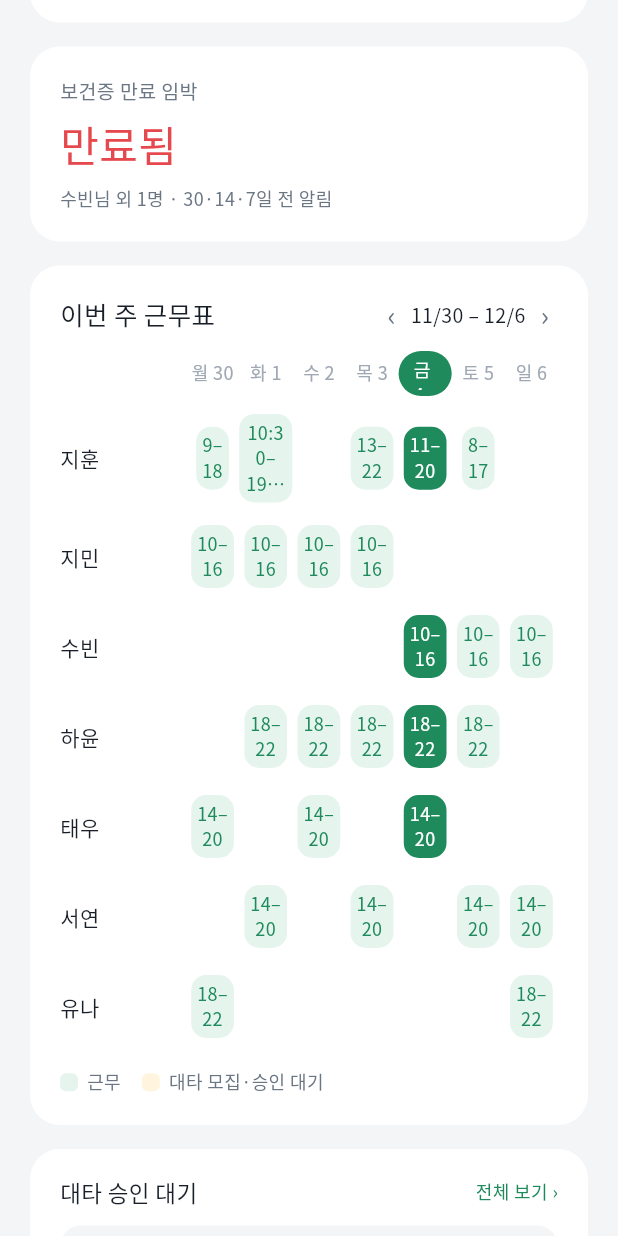
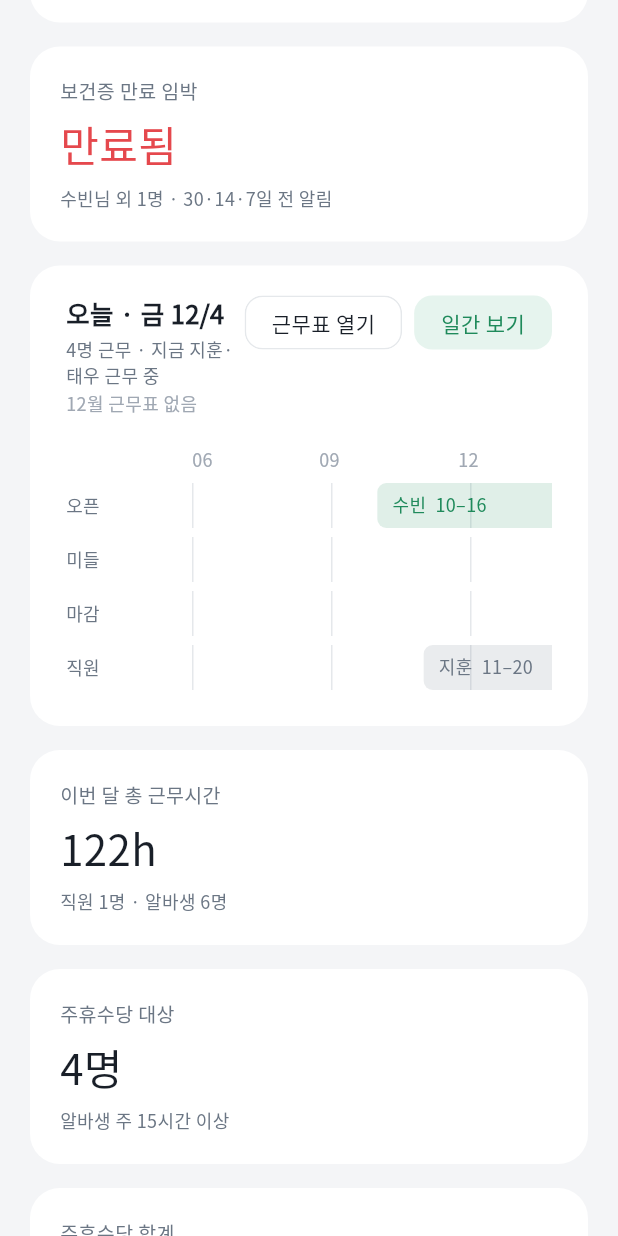
Before and after one commit to ruraeru/donBug, a Flutter app: the WebDashboardScreen widget shown alone on an empty page, opened directly, scrolled down 576 dp, on a phone screen of 412 x 824 dp. Run offline on Flutter 3.47's test engine with Material 3 defaults, Android fonts, the phone set to English and light mode, and no system bars; our stand-ins replace flutter_svg, image_picker, qr_flutter, share_plus, shared_preferences, signature and 1 more; missing offline and left inert: dart:js_interop, flutter_web_auth_2, mobile_scanner; accounts and stored records are empty.

Commit message:
feat(web): autoSchedule-style dashboard schedule
Replace the weekly people x day table with today's timeline (06-24h,
lanes per part plus employees, now line, who is working now, month
schedule status, open editor / day view), month stats (total hours,
weekly holiday pay targets and total) and an employee weekly status card
(7 days, x/40h with confirmed/tentative/leave bar).

Co-Authored-By: Claude Opus 5.5 <noreply@anthropic.com>

```diff
--- a/lib/screens/web/web_dashboard_screen.dart
+++ b/lib/screens/web/web_dashboard_screen.dart
@@ -11,8 +11,10 @@ import 'web_common.dart';
 import 'web_documents_screen.dart';
 import 'web_notice_screen.dart';
 import 'web_shell.dart';
-import 'web_shift_dialog.dart';
 import 'web_staff_screen.dart';
+import 'web_today_strip.dart';
+import 'web_schedules_screen.dart';
+import 'web_schedule_screen.dart' show scheduleSummary;
 
 /// 보건증 주의 대상: 미등록 · 만료 · 30일 이내. 급한 순.
 List<(Staff, int?)> certAlerts(AppStore store) => [
@@ -100,10 +102,16 @@ class _WebDashboardScreenState extends State<WebDashboardScreen> {
         ]),
         WebSplit(
           breakpoint: 1000,
-          left: _WeekCard(
+          left: Column(children: [
+            const _TodayCard(),
+            const SizedBox(height: 16),
+            const _MonthStats(),
+            const SizedBox(height: 16),
+            _StaffWeekCard(
               monday: mondayOf(t).add(Duration(days: 7 * _week)),
               onWeek: (d) => setState(() => _week += d),
             ),
+          ]),
           right: Column(children: [
             _SubstituteCard(subs),
             const SizedBox(height: 16),
@@ -154,19 +162,97 @@ String _shortRange(Shift s) {
   return '${h(s.startMin)}–${h(s.endMin)}';
 }
 
-class _WeekCard extends StatelessWidget {
-  const _WeekCard({required this.monday, required this.onWeek});
+/// 근무표 편집기로 (이번 달, [day] 를 주면 그날 일간 보기).
+void _openEditor(BuildContext context, {DateTime? day}) {
+  final t = AppScope.read(context).today;
+  WebSchedulesScreen.openRequest.value = ym(t);
+  WebSchedulesScreen.openDay.value = day;
+  WebShell.open(context, WebMenu.schedule);
+}
+
+/// 오늘 근무 타임라인 (레퍼런스 Dashboard 의 오늘 카드 + TodayStrip).
+class _TodayCard extends StatelessWidget {
+  const _TodayCard();
+
+  @override
+  Widget build(BuildContext context) {
+    final store = AppScope.of(context);
+    final t = store.today;
+    final nowMin = store.now.hour * 60 + store.now.minute;
+    final shifts = store.scheduleOn(t).where((s) => s.kind == ShiftKind.work).toList();
+    final working = {
+      for (final s in shifts)
+        if (!s.timeTbd && s.startMin <= nowMin && nowMin < s.endMin) store.nameOf(s.staffId)
+    };
+    final ms = store.monthSchedule(ym(t));
+    final tbd = store.state.shifts
+        .where((s) => s.storeId == store.store.id && s.date.startsWith(ym(t)) && s.timeTbd)
+        .length;
+    final status = ms == null
+        ? '${t.month}월 근무표 없음'
+        : '${t.month}월 근무표 · ${ms.status == ScheduleStatus.confirmed ? '확정됨' : '작성 중'}${tbd > 0 ? ' · 미정 $tbd건' : ''}';
+    return AppCard(
+      padding: const EdgeInsets.fromLTRB(24, 20, 24, 24),
+      child: Column(crossAxisAlignment: CrossAxisAlignment.start, children: [
+        Row(crossAxisAlignment: CrossAxisAlignment.start, children: [
+          Expanded(
+            child: Column(crossAxisAlignment: CrossAxisAlignment.start, children: [
+              Text('오늘 · ${weekday(t)} ${t.month}/${t.day}', style: AppText.style(17, FontWeight.w700)),
+              const SizedBox(height: 4),
+              Text(
+                  '${shifts.map((s) => s.staffId).toSet().length}명 근무 · 지금 '
+                  '${working.isEmpty ? '근무자 없음' : '${working.join('·')} 근무 중'}',
+                  style: AppText.style(12, FontWeight.w400, AppColors.textSecondary)),
+              const SizedBox(height: 2),
+              Text(status, style: AppText.style(12, FontWeight.w400, AppColors.textTertiary)),
+            ]),
+          ),
+          Wrap(spacing: 8, runSpacing: 8, children: [
+            WebButton('근무표 열기', style: WebButtonStyle.outline, height: 36, onPressed: () => _openEditor(context)),
+            WebButton('일간 보기', style: WebButtonStyle.soft, height: 36, onPressed: () => _openEditor(context, day: t)),
+          ]),
+        ]),
+        const SizedBox(height: 20),
+        TodayStrip(shifts: shifts, nowMin: nowMin),
+      ]),
+    );
+  }
+}
+
+/// 이번 달 근무표 통계 (레퍼런스 StatStrip). 예상 인건비는 위 KPI 에 있다.
+class _MonthStats extends StatelessWidget {
+  const _MonthStats();
+
+  @override
+  Widget build(BuildContext context) {
+    final store = AppScope.of(context);
+    final t = store.today;
+    final sum = scheduleSummary(store, DateTime(t.year, t.month));
+    final flex = store.activeStaff.where((s) => s.kind.flex).length;
+    return WebRow(children: [
+      _Kpi('이번 달 총 근무시간', hours(sum.workMin), '직원 $flex명 · 알바생 ${store.activeStaff.length - flex}명',
+          onTap: () => _openEditor(context)),
+      _Kpi('주휴수당 대상', '${sum.holidayCount}명', '알바생 주 15시간 이상', onTap: () => _openEditor(context)),
+      _Kpi('주휴수당 합계', wonText(sum.holidayPay), '이번 달 근무표 기준', onTap: () => _openEditor(context)),
+    ]);
+  }
+}
+
+/// 직원(유동 근무) 주간 근무 현황 (레퍼런스 Dashboard 의 직원 근무 현황).
+class _StaffWeekCard extends StatelessWidget {
+  const _StaffWeekCard({required this.monday, required this.onWeek});
 
   final DateTime monday;
   final ValueChanged<int> onWeek;
 
+  static const _weekMin = 40 * 60;
+
   @override
   Widget build(BuildContext context) {
     final store = AppScope.of(context);
+    final staff = store.activeStaff.where((s) => s.kind.flex).toList();
+    if (staff.isEmpty) return const SizedBox.shrink();
     final days = [for (var i = 0; i < 7; i++) monday.add(Duration(days: i))];
-    final sunday = days.last;
-    final weekEmpty =
-        store.activeStaff.isNotEmpty && days.every((d) => store.scheduleOn(d).isEmpty);
     Widget arrow(String g, int d) => InkWell(
           onTap: () => onWeek(d),
           borderRadius: BorderRadius.circular(8),
@@ -176,118 +262,134 @@ class _WeekCard extends StatelessWidget {
           ),
         );
     return AppCard(
-      child: Column(
-        crossAxisAlignment: CrossAxisAlignment.start,
-        children: [
-          Row(children: [
-            Expanded(child: Text('이번 주 근무표', style: AppText.style(17, FontWeight.w500))),
+      padding: EdgeInsets.zero,
+      child: Column(crossAxisAlignment: CrossAxisAlignment.stretch, children: [
+        Padding(
+          padding: const EdgeInsets.fromLTRB(24, 16, 16, 16),
+          child: Row(children: [
+            Expanded(child: Text('직원 근무 현황', style: AppText.style(17, FontWeight.w700))),
             arrow('‹', -1),
-            const SizedBox(width: 4),
-            Text('${monday.month}/${monday.day} – ${sunday.month}/${sunday.day}',
-                style: AppText.style(13, FontWeight.w500)),
-            const SizedBox(width: 4),
+            Text('${md(days.first)}–${md(days.last)}', style: AppText.style(13, FontWeight.w500)),
             arrow('›', 1),
           ]),
-          const SizedBox(height: 12),
-          SizedBox(
-            height: 30,
-            child: Row(children: [
-              const SizedBox(width: 84),
-              for (final d in days)
-                Expanded(
-                  child: Center(
-                    child: d == store.today
-                        ? Pill('${weekday(d)} ${d.day}',
-                            color: AppColors.onPrimary, background: AppColors.primary)
-                        : Text('${weekday(d)} ${d.day}',
-                            style: AppText.style(12, FontWeight.w500, AppColors.textTertiary)),
         ),
-                ),
+        const Divider(height: 1, color: AppColors.border),
+        for (var i = 0; i < staff.length; i++) ...[
+          if (i > 0) const Divider(height: 1, color: AppColors.border),
+          _row(store, staff[i], days),
+        ],
       ]),
-          ),
-          if (store.activeStaff.isEmpty) const EmptyNote('재직 중인 직원이 없어요'),
-          if (weekEmpty) const EmptyNote('이번 주 근무표가 비어 있어요'),
-          for (final s in weekEmpty ? const <Staff>[] : store.activeStaff) ...[
-            const SizedBox(height: 12),
-            ConstrainedBox(
-              constraints: const BoxConstraints(minHeight: 48),
-              child: Row(children: [
-                SizedBox(
-                    width: 84,
-                    child: Text(store.personOf(s).name,
-                        style: AppText.style(14, FontWeight.w500))),
-                for (final d in days)
-                  Expanded(child: _cell(context, store, s, d)),
-              ]),
-            ),
-          ],
-          const SizedBox(height: 18),
-          const Wrap(spacing: 14, children: [
-            _Legend(AppColors.primarySoft, '근무'),
-            _Legend(AppColors.accentSoft, '대타 모집·승인 대기'),
-          ]),
-        ],
-      ),
     );
   }
 
-  Widget _cell(BuildContext context, AppStore store, Staff staff, DateTime day) {
-    final shift = store
-        .shiftsOn(day)
-        .where((x) => x.staffId == staff.id)
-        .firstOrNull;
-    if (shift == null) return const SizedBox();
-    final sub = store.pendingSubFor(shift.id) != null;
-    return Center(
-      child: InkWell(
-        onTap: () => showShiftDialog(context, shift: shift, date: day),
-        borderRadius: BorderRadius.circular(10),
+  Widget _row(AppStore store, Staff st, List<DateTime> days) {
+    var work = 0, tbd = 0, leave = 0;
+    final cells = <Widget>[];
+    for (final d in days) {
+      final list = store.scheduleOfStaff(st.id).where((s) => s.date == ymd(d)).toList();
+      final w = list.where((s) => s.kind == ShiftKind.work).firstOrNull;
+      final isLeave = list.any((s) => s.kind == ShiftKind.leave);
+      for (final s in list) {
+        if (s.kind == ShiftKind.leave) {
+          leave += s.scheduledMinutes;
+        } else if (s.kind == ShiftKind.work) {
+          s.timeTbd ? tbd += s.scheduledMinutes : work += s.scheduledMinutes;
+        }
+      }
+      final (text, fg, bg, dashed) = w != null
+          ? (w.timeTbd ? '미정' : _shortRange(w), AppColors.primary, w.timeTbd ? AppColors.surface : AppColors.primarySoft, w.timeTbd)
+          : isLeave
+              ? ('연차', AppColors.textSecondary, AppColors.bg, false)
+              : ('휴무', AppColors.textTertiary, AppColors.surface, false);
+      final cell = Container(
+        padding: const EdgeInsets.symmetric(vertical: 8, horizontal: 2),
+        decoration: BoxDecoration(
+          color: bg,
+          borderRadius: BorderRadius.circular(8),
+          border: w == null && !isLeave ? Border.all(color: AppColors.border) : null,
+        ),
+        child: Column(children: [
+          Text(weekday(d), style: AppText.style(11, FontWeight.w400, fg)),
+          const SizedBox(height: 2),
+          FittedBox(fit: BoxFit.scaleDown, child: Text(text, style: AppText.style(12, FontWeight.w500, fg))),
+        ]),
+      );
+      cells.add(Expanded(
+        child: Padding(
+          padding: const EdgeInsets.symmetric(horizontal: 3),
+          child: dashed
+              ? CustomPaint(foregroundPainter: const DashedBorderPainter(color: AppColors.primary), child: cell)
+              : cell,
+        ),
+      ));
+    }
+    double seg(int m) => (m / _weekMin).clamp(0.0, 1.0);
+    final caption = [
+      '확정 ${hours(work)}',
+      if (tbd > 0) '미정 ${hours(tbd)}',
+      if (leave > 0) '연차 ${hours(leave)}',
+    ].join(' · ');
+    return Padding(
+      padding: const EdgeInsets.symmetric(horizontal: 24, vertical: 16),
       child: LayoutBuilder(builder: (context, c) {
-          // 칸이 좁으면 줄을 바꿔 글자 크기를 지킨다.
-          final narrow = c.maxWidth < 76;
-          final range = _shortRange(shift);
-          final label = narrow
-              ? '${range.replaceFirst('–', '–\n')}${sub ? '\n대타' : ''}'
-              : '$range${sub ? ' 대타' : ''}';
-          final pad = c.maxWidth < 96 ? const EdgeInsets.symmetric(horizontal: 4, vertical: 4) : null;
-          return sub
-              ? WebTag(label,
-                  maxLines: 3,
-                  padding: pad ?? const EdgeInsets.symmetric(horizontal: 10, vertical: 6),
-                  color: AppColors.accent,
-                  background: AppColors.accentSoft)
-              : day == store.today
-                  ? WebTag(label,
-                      maxLines: 3,
-                      padding: pad ?? const EdgeInsets.symmetric(horizontal: 10, vertical: 6),
-                      color: AppColors.onPrimary,
-                      background: AppColors.primary)
-                  : WebTag(label,
-                      maxLines: 3,
-                      padding: pad ?? const EdgeInsets.symmetric(horizontal: 10, vertical: 6));
+        final who = Row(children: [
+          MemberAvatar(st, size: 36),
+          const SizedBox(width: 10),
+          Expanded(
+            child: Column(crossAxisAlignment: CrossAxisAlignment.start, children: [
+              Row(children: [
+                Flexible(
+                  child: Text(store.personOf(st).name,
+                      overflow: TextOverflow.ellipsis, style: AppText.style(14, FontWeight.w500)),
+                ),
+                const SizedBox(width: 6),
+                WebTag(st.kind.label, fontSize: 11),
+              ]),
+              const SizedBox(height: 2),
+              Text(caption, style: AppText.style(12, FontWeight.w400, AppColors.textSecondary)),
+            ]),
+          ),
+        ]);
+        final total = Column(crossAxisAlignment: CrossAxisAlignment.end, children: [
+          Text.rich(TextSpan(children: [
+            TextSpan(text: hours(work + tbd + leave), style: AppText.style(20, FontWeight.w500)),
+            TextSpan(text: ' / 40h', style: AppText.style(12, FontWeight.w400, AppColors.textSecondary)),
+          ])),
+          const SizedBox(height: 6),
+          ClipRRect(
+            borderRadius: BorderRadius.circular(3),
+            child: SizedBox(
+              width: 110,
+              height: 6,
+              child: ColoredBox(
+                color: AppColors.bg,
+                child: Row(children: [
+                  Container(width: 110 * seg(work), color: AppColors.primary),
+                  Container(width: 110 * seg(tbd), color: AppColors.primarySoft),
+                  Container(width: 110 * seg(leave), color: AppColors.textTertiary),
+                ]),
+              ),
+            ),
+          ),
+        ]);
+        final week = Row(children: cells);
+        if (c.maxWidth < 760) {
+          return Column(crossAxisAlignment: CrossAxisAlignment.stretch, children: [
+            Row(children: [Expanded(child: who), total]),
+            const SizedBox(height: 12),
+            week,
+          ]);
+        }
+        return Row(children: [
+          SizedBox(width: 220, child: who),
+          const SizedBox(width: 16),
+          Expanded(child: week),
+          const SizedBox(width: 16),
+          SizedBox(width: 120, child: total),
+        ]);
       }),
-      ),
     );
   }
-}
-
-class _Legend extends StatelessWidget {
-  const _Legend(this.color, this.label);
-
-  final Color color;
-  final String label;
-
-  @override
-  Widget build(BuildContext context) => Row(mainAxisSize: MainAxisSize.min, children: [
-        Container(
-          width: 12,
-          height: 12,
-          decoration:
-              BoxDecoration(color: color, borderRadius: BorderRadius.circular(4)),
-        ),
-        const SizedBox(width: 6),
-        Text(label, style: AppText.style(12, FontWeight.w400, AppColors.textSecondary)),
-      ]);
 }
 
 class _SubstituteCard extends StatelessWidget {
--- a/lib/screens/web/web_schedule_screen.dart
+++ b/lib/screens/web/web_schedule_screen.dart
@@ -15,7 +15,7 @@ import '../../widgets/common.dart';
 import 'web_common.dart';
 import 'web_download.dart';
 import 'web_schedule_views.dart';
-import 'web_schedules_screen.dart' show parseMonth;
+import 'web_schedules_screen.dart' show parseMonth, WebSchedulesScreen;
 
 /// 월 근무표 합계(옆 패널): 총 근무시간 · 예상 인건비 · 주휴수당 대상(알바생) · 주휴수당 합계.
 class ScheduleSummary {
@@ -80,6 +80,12 @@ class _WebScheduleScreenState extends State<WebScheduleScreen> {
     final today = _store.today;
     _month = widget.month == null ? DateTime(today.year, today.month) : parseMonth(widget.month!);
     _day = _month.year == today.year && _month.month == today.month ? today : _month;
+    final open = WebSchedulesScreen.openDay.value;
+    WebSchedulesScreen.openDay.value = null;
+    if (open != null && open.year == _month.year && open.month == _month.month) {
+      _view = 3;
+      _day = open;
+    }
     // 빌드 중 notify 를 피해 다음 마이크로태스크에서 초안 모드 켬.
     Future.microtask(() => _store.setScheduleDraft(true));
   }
--- a/lib/screens/web/web_schedules_screen.dart
+++ b/lib/screens/web/web_schedules_screen.dart
@@ -15,6 +15,9 @@ class WebSchedulesScreen extends StatefulWidget {
 
   /// 다른 화면(템플릿 적용 등)이 근무표 메뉴로 넘어가며 열 달('yyyy-MM'). 한 번 읽으면 비운다.
   static final ValueNotifier<String?> openRequest = ValueNotifier(null);
+
+  /// 같이 넘길 날짜: 있으면 편집기를 그날 일간 보기로 연다. 편집기가 읽으면 비운다.
+  static final ValueNotifier<DateTime?> openDay = ValueNotifier(null);
 
   @override
   State<WebSchedulesScreen> createState() => _WebSchedulesScreenState();
--- /dev/null
+++ b/lib/screens/web/web_today_strip.dart
@@ -0,0 +1,155 @@
+import 'package:flutter/material.dart';
+
+import '../../data/app_scope.dart';
+import '../../data/format.dart';
+import '../../data/models.dart';
+import '../../theme.dart';
+import 'web_common.dart';
+import 'web_settings_screen.dart' show toneColor;
+
+/// 하루 06~24시 타임라인 (레퍼런스 components/TodayStrip.tsx).
+/// 파트별 줄 + '직원'(파트에 없는 유동 근무) 줄에 사람마다 막대, [nowMin] 이 있으면 지금 시각 세로선.
+class TodayStrip extends StatelessWidget {
+  const TodayStrip({super.key, required this.shifts, this.nowMin});
+
+  final List<Shift> shifts;
+  final int? nowMin;
+
+  static const _from = 6 * 60, _to = 24 * 60, _label = 72.0, _row = 30.0, _minWidth = 640.0;
+  static const _ticks = [6, 9, 12, 15, 18, 21, 24];
+
+  static double _x(int m, double w) => (m.clamp(_from, _to) - _from) / (_to - _from) * w;
+
+  /// '10–16', 정각이 아니면 '14:30'.
+  static String _t(int m) => m % 60 == 0 ? (m ~/ 60).toString().padLeft(2, '0') : hm(m);
+
+  @override
+  Widget build(BuildContext context) {
+    final store = AppScope.of(context);
+    final parts = [...store.store.parts]..sort((a, b) => a.startMin.compareTo(b.startMin));
+    final names = {for (final p in parts) p.name};
+    final lanes = <(String, Color, List<Shift>)>[
+      for (final p in parts) (p.name, toneColor(p.tone), shifts.where((s) => s.part == p.name).toList()),
+      ('직원', AppColors.textSecondary, shifts.where((s) => !names.contains(s.part)).toList()),
+    ].where((l) => l.$3.isNotEmpty).toList();
+    if (lanes.isEmpty) {
+      return Padding(
+        padding: const EdgeInsets.symmetric(vertical: 24),
+        child: Text('이 날은 근무가 없어요',
+            style: AppText.style(14, FontWeight.w400, AppColors.textTertiary)),
+      );
+    }
+    return LayoutBuilder(builder: (context, c) {
+      final width = c.maxWidth < _minWidth ? _minWidth : c.maxWidth;
+      final w = width - _label - 12;
+      Widget lane((String, Color, List<Shift>) l) {
+        final items = [...l.$3]..sort((a, b) => a.startMin.compareTo(b.startMin));
+        return Padding(
+          padding: const EdgeInsets.only(top: 6),
+          child: Row(crossAxisAlignment: CrossAxisAlignment.start, children: [
+            SizedBox(
+              width: _label,
+              child: Padding(
+                padding: const EdgeInsets.only(top: 7),
+                child: Text(l.$1, style: AppText.style(12, FontWeight.w500, AppColors.textSecondary)),
+              ),
+            ),
+            const SizedBox(width: 12),
+            SizedBox(
+              width: w,
+              height: items.length * (_row + 4) - 4,
+              child: Stack(children: [
+                for (final h in _ticks)
+                  Positioned(left: _x(h * 60, w), top: 0, bottom: 0, child: Container(width: 1, color: AppColors.border)),
+                for (var i = 0; i < items.length; i++) _bar(store.nameOf(items[i].staffId), items[i], l.$2, w, i),
+              ]),
+            ),
+          ]),
+        );
+      }
+
+      final strip = SizedBox(
+        width: width,
+        child: Stack(children: [
+          Column(crossAxisAlignment: CrossAxisAlignment.start, children: [
+            Padding(
+              padding: const EdgeInsets.only(left: _label + 12),
+              child: SizedBox(
+                width: w,
+                height: 18,
+                child: Stack(children: [
+                  for (final h in _ticks)
+                    // 지금 시각 라벨과 겹치는 눈금 숫자는 숨긴다.
+                    if (nowMin == null || (h * 60 - nowMin!).abs() > 50)
+                    Positioned(
+                      left: (_x(h * 60, w) - (h == 6 ? 0 : h == 24 ? 16 : 8)).clamp(0, w - 16),
+                      child: Text(h.toString().padLeft(2, '0'),
+                          style: AppText.style(12, FontWeight.w400, AppColors.textTertiary)),
+                    ),
+                ]),
+              ),
+            ),
+            for (final l in lanes) lane(l),
+          ]),
+          if (nowMin != null && nowMin! >= _from && nowMin! <= _to)
+            Positioned(
+              left: _label + 12 + _x(nowMin!, w),
+              top: 0,
+              bottom: 0,
+              width: 1.5,
+              child: IgnorePointer(
+                child: Stack(clipBehavior: Clip.none, children: [
+                  Positioned(left: 0, top: 18, bottom: 0, child: Container(width: 1.5, color: AppColors.textPrimary)),
+                  Positioned(
+                    left: -18,
+                    top: 0,
+                    child: Container(
+                      color: AppColors.surface,
+                      padding: const EdgeInsets.symmetric(horizontal: 3),
+                      child: Text(hm(nowMin!), style: AppText.style(12, FontWeight.w500)),
+                    ),
+                  ),
+                ]),
+              ),
+            ),
+        ]),
+      );
+      return c.maxWidth < _minWidth
+          ? SingleChildScrollView(scrollDirection: Axis.horizontal, child: strip)
+          : strip;
+    });
+  }
+
+  Widget _bar(String name, Shift s, Color tone, double w, int row) {
+    final left = _x(s.startMin, w);
+    final right = _x(s.endMin, w);
+    final label = Row(mainAxisSize: MainAxisSize.min, children: [
+      Text(name, style: AppText.style(12, FontWeight.w500, tone)),
+      const SizedBox(width: 6),
+      Text(s.timeTbd ? '시간 미정' : '${_t(s.startMin)}–${_t(s.endMin)}',
+          style: AppText.style(12, FontWeight.w400, tone)),
+    ]);
+    final box = Container(
+      height: _row,
+      padding: const EdgeInsets.symmetric(horizontal: 10),
+      alignment: Alignment.centerLeft,
+      clipBehavior: Clip.hardEdge,
+      decoration: BoxDecoration(
+        color: s.timeTbd ? AppColors.surface : tone.withValues(alpha: .14),
+        borderRadius: BorderRadius.circular(6),
+      ),
+      child: FittedBox(fit: BoxFit.scaleDown, alignment: Alignment.centerLeft, child: label),
+    );
+    return Positioned(
+      left: left,
+      width: (right - left).clamp(24, w - left),
+      top: row * (_row + 4),
+      child: Tooltip(
+        message: '$name ${hm(s.startMin)}–${hm(s.endMin)}',
+        child: s.timeTbd
+            ? CustomPaint(foregroundPainter: DashedBorderPainter(color: tone, radius: 6), child: box)
+            : box,
+      ),
+    );
+  }
+}
```
Also changed, not shown: 1 other file. Lines whose indentation alone changed are shown as unchanged.
